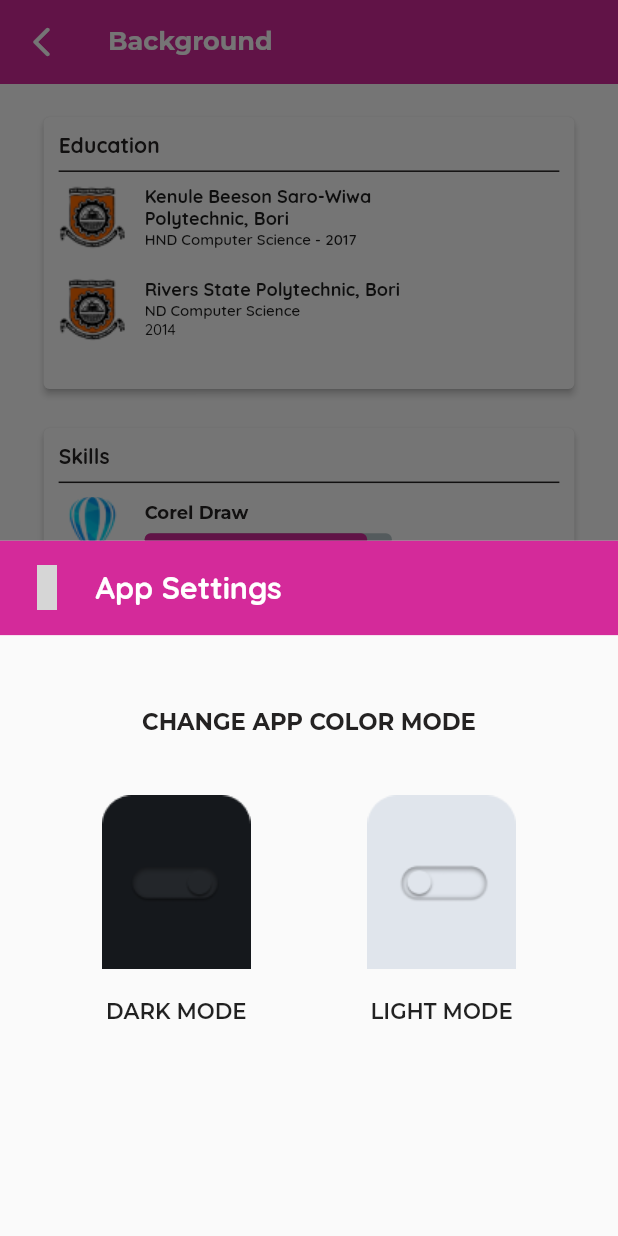
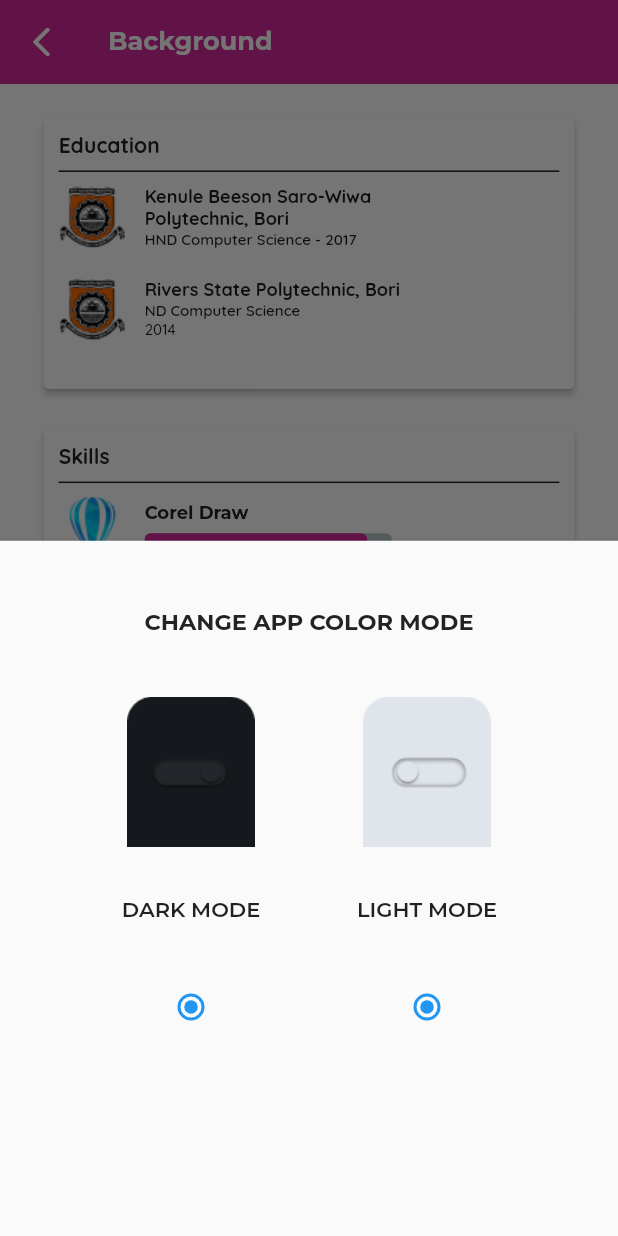
Before and after one commit to N-DiLo/about_app, a Flutter app: the Background screen opened by its route, after a tap on an icon or button, on a phone screen of 412 x 824 dp. Run offline on Flutter 3.47's test engine with Material 2 defaults, Android fonts, the phone set to English and light mode, and no system bars; drawn by our look-alikes of percent_indicator; our stand-ins replace flutter_screenutil, font_awesome_flutter, google_fonts, iconsax; grey boxes are pictures that could not be loaded.

Commit message:
feat: updating bottomsheet

```diff
--- a/lib/utils/constant/app_color.dart
+++ b/lib/utils/constant/app_color.dart
@@ -38,3 +38,7 @@ const psLogo = 'assets/ps-logo.png';
 const illusLogo = 'assets/illus-logo.png';
 const flutterLogo = 'assets/flutter-logo.png';
 const cdLogo = 'assets/cd-logo.png';
+
+//AppModes
+const lightMode = 'assets/light-mode.png';
+const darkMode = 'assets/dark-mode.png';
--- a/lib/utils/constant/bottom_sheet.dart
+++ b/lib/utils/constant/bottom_sheet.dart
@@ -1,8 +1,6 @@
 import 'package:about_app/utils/constant/app_color.dart';
 import 'package:flutter/material.dart';
-import 'package:flutter_screenutil/flutter_screenutil.dart';
-import 'package:google_fonts/google_fonts.dart';
-import 'package:iconsax/iconsax.dart';
+import 'app_text.dart';
 
 class AppSettings extends StatefulWidget {
   const AppSettings({Key? key}) : super(key: key);
@@ -14,75 +12,66 @@ class AppSettings extends StatefulWidget {
 class _AppSettingsState extends State<AppSettings> {
   @override
   Widget build(BuildContext context) {
-    return Column(
-      crossAxisAlignment: CrossAxisAlignment.start,
+    final mWidth = MediaQuery.of(context).size.width;
+    final mHeight = MediaQuery.of(context).size.height;
+
+    return Padding(
+        padding: const EdgeInsets.all(20),
+        child: Column(children: [
+          SizedBox(
+            height: mHeight * 0.03,
+          ),
+          AppText(
+            text: 'CHANGE APP COLOR MODE',
+            fontSize: 15,
+            fontWeight: FontWeight.w700,
+            color: fontColor,
+          ),
+          SizedBox(height: mHeight * 0.05),
+          Row(mainAxisAlignment: MainAxisAlignment.spaceEvenly, children: [
+            Column(
               children: [
-        Container(
-          padding: REdgeInsets.all(16),
-          decoration: const BoxDecoration(
-            color: AppPalette.primaryColor,
+                Image.asset(
+                  darkMode,
+                  width: 100,
+                  height: 100,
                 ),
-          child: Row(
-            children: [
-              Icon(Iconsax.setting_4,
-                  color: AppPalette.whiteColor, size: ScreenUtil().radius(30)),
-              const SizedBox(width: 17),
-              Text(
-                'App Settings',
-                style: GoogleFonts.quicksand(
-                    color: AppPalette.whiteColor,
-                    fontWeight: FontWeight.w700,
-                    fontSize: ScreenUtil().setSp(20)),
+                SizedBox(height: mHeight * 0.04),
+                AppText(
+                  text: 'DARK MODE',
+                  fontWeight: FontWeight.w600,
+                  fontSize: 14,
+                ),
+                SizedBox(height: mHeight * 0.04),
+                Radio(
+                  value: 0,
+                  groupValue: 0,
+                  onChanged: (value) {},
                 ),
               ],
             ),
-        ),
-        Padding(
-            padding: const EdgeInsets.all(28.0),
-            child:
-                Column(mainAxisAlignment: MainAxisAlignment.center, children: [
-              SizedBox(height: ScreenUtil().setHeight(20)),
-              Text(
-                'CHANGE APP COLOR MODE',
-                style: GoogleFonts.montserrat(
-                    fontSize: ScreenUtil().setSp(15),
-                    fontWeight: FontWeight.w700,
-                    color: AppPalette.fontColor),
-              ),
-              SizedBox(height: ScreenUtil().setHeight(38)),
-              Row(mainAxisAlignment: MainAxisAlignment.center, children: [
             Column(
               children: [
-                    Image.asset('assets/dark-mode.png',
-                        width: ScreenUtil().setWidth(99),
-                        height: ScreenUtil().setHeight(116)),
-                    SizedBox(height: ScreenUtil().setHeight(18)),
-                    Text(
-                      'DARK MODE',
-                      style: GoogleFonts.montserrat(
+                Image.asset(
+                  lightMode,
+                  width: 100,
+                  height: 100,
+                ),
+                SizedBox(height: mHeight * 0.04),
+                AppText(
+                  text: 'LIGHT MODE',
                   fontWeight: FontWeight.w600,
-                          fontSize: ScreenUtil().setSp(14)),
-                    )
-                  ],
+                  fontSize: 14,
                 ),
-                SizedBox(width: ScreenUtil().setWidth(62)),
-                Column(
-                  children: [
-                    Image.asset('assets/light-mode.png',
-                        width: ScreenUtil().setWidth(99),
-                        height: ScreenUtil().setHeight(116)),
-                    SizedBox(height: ScreenUtil().setHeight(18)),
-                    Text(
-                      'LIGHT MODE',
-                      style: GoogleFonts.montserrat(
-                          fontWeight: FontWeight.w600,
-                          fontSize: ScreenUtil().setSp(14)),
-                    )
+                SizedBox(height: mHeight * 0.04),
+                Radio(
+                  value: 0,
+                  groupValue: 0,
+                  onChanged: (value) {},
+                ),
               ],
             ),
           ])
-            ])),
-      ],
-    );
+        ]));
   }
 }
--- a/lib/utils/shared/buttons.dart
+++ b/lib/utils/shared/buttons.dart
@@ -106,7 +106,16 @@ class FAB extends StatelessWidget {
     return FloatingActionButton(
         backgroundColor: primaryColor,
         onPressed: (() => showModalBottomSheet(
-            context: context, builder: (_) => const AppSettings())),
+              elevation: 3.0,
+              context: context,
+              builder: (_) => Container(
+                decoration: const BoxDecoration(
+                    borderRadius: BorderRadius.only(
+                        topLeft: Radius.circular(20),
+                        topRight: Radius.circular(20))),
+                child: const AppSettings(),
+              ),
+            )),
         child: const Icon(
           Iconsax.setting_2,
           size: 30,
```
Also changed, not shown: 1 other file. Lines whose indentation alone changed are shown as unchanged.
